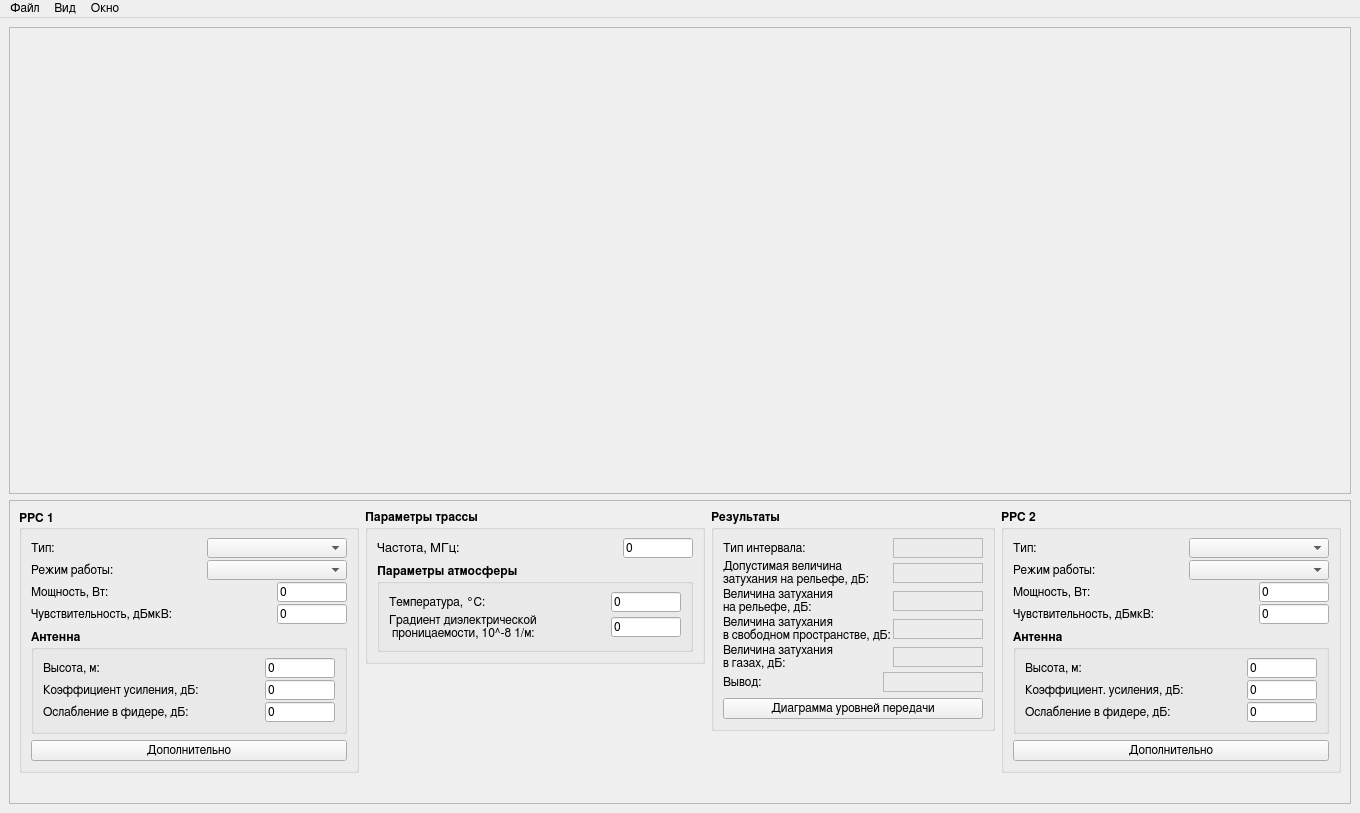
shadowk1337/build-area-profile, file src/nrrlsmainwindow.ui: the form before one commit.
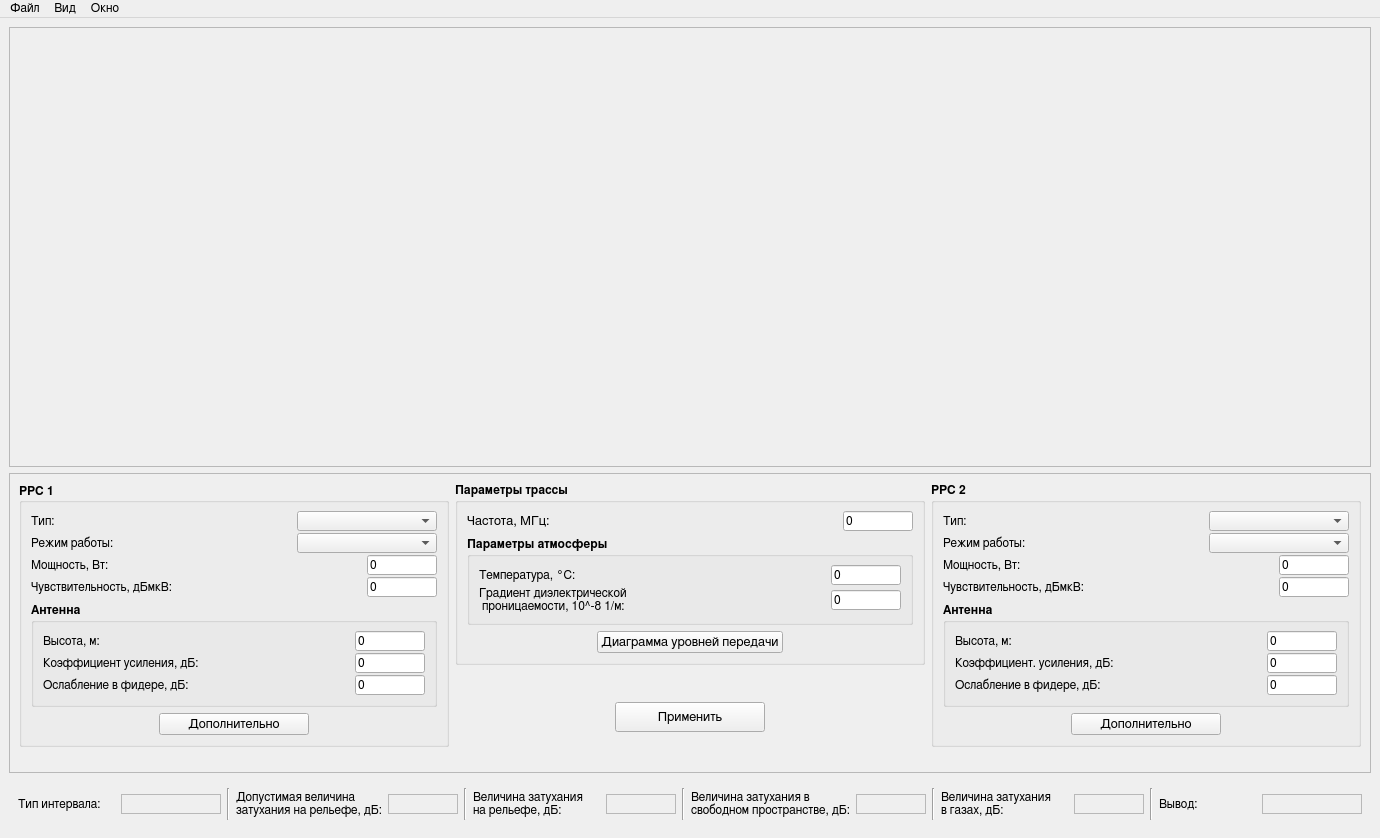
The form after the commit. Custom widgets are drawn as their Qt base class.

Diff of the .ui file:
```diff
--- a/src/nrrlsmainwindow.ui
+++ b/src/nrrlsmainwindow.ui
@@ -6,8 +6,8 @@
    <rect>
     <x>0</x>
     <y>0</y>
-    <width>1360</width>
-    <height>813</height>
+    <width>1380</width>
+    <height>824</height>
    </rect>
   </property>
   <property name="minimumSize">
@@ -44,7 +44,7 @@
       <property name="minimumSize">
        <size>
         <width>1342</width>
-        <height>441</height>
+        <height>440</height>
        </size>
       </property>
       <property name="frameShape">
@@ -87,13 +87,13 @@
       <property name="minimumSize">
        <size>
         <width>1342</width>
-        <height>304</height>
+        <height>300</height>
        </size>
       </property>
       <property name="maximumSize">
        <size>
         <width>16777215</width>
-        <height>304</height>
+        <height>300</height>
        </size>
       </property>
       <property name="frameShape">
@@ -109,8 +109,14 @@
        <number>1</number>
       </property>
       <layout class="QHBoxLayout" name="horizontalLayout_21">
-       <item alignment="Qt::AlignTop">
+       <item alignment="Qt::AlignLeft|Qt::AlignTop">
         <widget class="QGroupBox" name="groupBox_station1">
+         <property name="minimumSize">
+          <size>
+           <width>430</width>
+           <height>0</height>
+          </size>
+         </property>
          <property name="maximumSize">
           <size>
            <width>500</width>
@@ -563,12 +569,18 @@
             </layout>
            </widget>
           </item>
-          <item alignment="Qt::AlignBottom">
+          <item alignment="Qt::AlignHCenter|Qt::AlignBottom">
            <widget class="QPushButton" name="pushButton_addStation1">
+            <property name="minimumSize">
+             <size>
+              <width>150</width>
+              <height>0</height>
+             </size>
+            </property>
             <property name="font">
              <font>
               <family>FreeSans</family>
-              <pointsize>9</pointsize>
+              <pointsize>10</pointsize>
               <weight>50</weight>
               <bold>false</bold>
               <kerning>true</kerning>
@@ -577,17 +589,28 @@
             <property name="text">
              <string>Дополнительно</string>
             </property>
+            <property name="autoRepeat">
+             <bool>false</bool>
+            </property>
            </widget>
           </item>
          </layout>
         </widget>
        </item>
+       <item>
+        <layout class="QVBoxLayout" name="verticalLayout_5">
        <item alignment="Qt::AlignTop">
         <widget class="QGroupBox" name="groupBox_5">
+           <property name="minimumSize">
+            <size>
+             <width>430</width>
+             <height>0</height>
+            </size>
+           </property>
          <property name="maximumSize">
           <size>
            <width>500</width>
-           <height>166</height>
+             <height>200</height>
           </size>
          </property>
          <property name="font">
@@ -808,402 +831,12 @@
             </layout>
            </widget>
           </item>
-         </layout>
-        </widget>
-       </item>
-       <item alignment="Qt::AlignTop">
-        <widget class="QGroupBox" name="groupBox_6">
-         <property name="maximumSize">
-          <size>
-           <width>500</width>
-           <height>245</height>
-          </size>
-         </property>
-         <property name="font">
-          <font>
-           <family>FreeSans</family>
-           <pointsize>9</pointsize>
-           <weight>75</weight>
-           <bold>true</bold>
-           <kerning>true</kerning>
-          </font>
-         </property>
-         <property name="title">
-          <string>Результаты</string>
-         </property>
-         <layout class="QVBoxLayout" name="verticalLayout_5">
-          <item>
-           <layout class="QVBoxLayout" name="verticalLayout_data">
-            <property name="spacing">
-             <number>2</number>
-            </property>
-            <item>
-             <layout class="QHBoxLayout" name="horizontalLayout_7">
-              <item>
-               <widget class="QLabel" name="label_interval">
-                <property name="font">
-                 <font>
-                  <family>FreeSans</family>
-                  <pointsize>9</pointsize>
-                  <weight>50</weight>
-                  <bold>false</bold>
-                  <kerning>true</kerning>
-                 </font>
-                </property>
-                <property name="text">
-                 <string>Тип интервала: </string>
-                </property>
-               </widget>
-              </item>
-              <item>
-               <widget class="QLabel" name="label_intervalType">
-                <property name="sizePolicy">
-                 <sizepolicy hsizetype="Preferred" vsizetype="Fixed">
-                  <horstretch>0</horstretch>
-                  <verstretch>20</verstretch>
-                 </sizepolicy>
-                </property>
-                <property name="minimumSize">
-                 <size>
-                  <width>0</width>
-                  <height>20</height>
-                 </size>
-                </property>
-                <property name="maximumSize">
-                 <size>
-                  <width>90</width>
-                  <height>20</height>
-                 </size>
-                </property>
-                <property name="font">
-                 <font>
-                  <family>FreeSans</family>
-                  <pointsize>9</pointsize>
-                  <weight>50</weight>
-                  <bold>false</bold>
-                  <kerning>true</kerning>
-                 </font>
-                </property>
-                <property name="frameShape">
-                 <enum>QFrame::StyledPanel</enum>
-                </property>
-                <property name="frameShadow">
-                 <enum>QFrame::Sunken</enum>
-                </property>
-                <property name="text">
-                 <string/>
-                </property>
-                <property name="alignment">
-                 <set>Qt::AlignLeading|Qt::AlignLeft|Qt::AlignVCenter</set>
-                </property>
-               </widget>
-              </item>
-             </layout>
-            </item>
-            <item>
-             <layout class="QHBoxLayout" name="horizontalLayout_18">
-              <item>
-               <widget class="QLabel" name="label_atten">
-                <property name="font">
-                 <font>
-                  <family>FreeSans</family>
-                  <pointsize>9</pointsize>
-                  <weight>50</weight>
-                  <bold>false</bold>
-                  <kerning>true</kerning>
-                 </font>
-                </property>
-                <property name="text">
-                 <string>Допустимая величина
-затухания на рельефе, дБ:</string>
-                </property>
-                <property name="alignment">
-                 <set>Qt::AlignLeading|Qt::AlignLeft|Qt::AlignVCenter</set>
-                </property>
-               </widget>
-              </item>
-              <item>
-               <widget class="QLabel" name="label_attenValue">
-                <property name="minimumSize">
-                 <size>
-                  <width>0</width>
-                  <height>20</height>
-                 </size>
-                </property>
-                <property name="maximumSize">
-                 <size>
-                  <width>90</width>
-                  <height>20</height>
-                 </size>
-                </property>
-                <property name="font">
-                 <font>
-                  <family>FreeSans</family>
-                  <pointsize>9</pointsize>
-                  <weight>50</weight>
-                  <bold>false</bold>
-                  <kerning>true</kerning>
-                 </font>
-                </property>
-                <property name="frameShape">
-                 <enum>QFrame::StyledPanel</enum>
-                </property>
-                <property name="frameShadow">
-                 <enum>QFrame::Sunken</enum>
-                </property>
-                <property name="text">
-                 <string/>
-                </property>
-                <property name="alignment">
-                 <set>Qt::AlignLeading|Qt::AlignLeft|Qt::AlignVCenter</set>
-                </property>
-               </widget>
-              </item>
-             </layout>
-            </item>
-            <item>
-             <layout class="QHBoxLayout" name="horizontalLayout_19">
-              <item>
-               <widget class="QLabel" name="label_atten_2">
-                <property name="font">
-                 <font>
-                  <family>FreeSans</family>
-                  <pointsize>9</pointsize>
-                  <weight>50</weight>
-                  <bold>false</bold>
-                  <kerning>true</kerning>
-                 </font>
-                </property>
-                <property name="text">
-                 <string>Величина затухания 
-на рельефе, дБ:</string>
-                </property>
-                <property name="alignment">
-                 <set>Qt::AlignLeading|Qt::AlignLeft|Qt::AlignVCenter</set>
-                </property>
-               </widget>
-              </item>
-              <item>
-               <widget class="QLabel" name="label_attenValue_2">
-                <property name="minimumSize">
-                 <size>
-                  <width>0</width>
-                  <height>20</height>
-                 </size>
-                </property>
-                <property name="maximumSize">
-                 <size>
-                  <width>90</width>
-                  <height>20</height>
-                 </size>
-                </property>
-                <property name="font">
-                 <font>
-                  <family>FreeSans</family>
-                  <pointsize>9</pointsize>
-                  <weight>50</weight>
-                  <bold>false</bold>
-                  <kerning>true</kerning>
-                 </font>
-                </property>
-                <property name="frameShape">
-                 <enum>QFrame::StyledPanel</enum>
-                </property>
-                <property name="frameShadow">
-                 <enum>QFrame::Sunken</enum>
-                </property>
-                <property name="text">
-                 <string/>
-                </property>
-                <property name="alignment">
-                 <set>Qt::AlignLeading|Qt::AlignLeft|Qt::AlignVCenter</set>
-                </property>
-               </widget>
-              </item>
-             </layout>
-            </item>
-            <item>
-             <layout class="QHBoxLayout" name="horizontalLayout_8">
-              <item>
-               <widget class="QLabel" name="label_2">
-                <property name="font">
-                 <font>
-                  <family>FreeSans</family>
-                  <pointsize>9</pointsize>
-                  <weight>50</weight>
-                  <bold>false</bold>
-                  <kerning>true</kerning>
-                 </font>
-                </property>
-                <property name="text">
-                 <string>Величина затухания 
-в свободном пространстве, дБ:</string>
-                </property>
-               </widget>
-              </item>
-              <item>
-               <widget class="QLabel" name="label_attenValue_3">
-                <property name="minimumSize">
-                 <size>
-                  <width>90</width>
-                  <height>20</height>
-                 </size>
-                </property>
-                <property name="maximumSize">
-                 <size>
-                  <width>90</width>
-                  <height>20</height>
-                 </size>
-                </property>
-                <property name="font">
-                 <font>
-                  <family>FreeSans</family>
-                  <pointsize>9</pointsize>
-                  <weight>50</weight>
-                  <bold>false</bold>
-                  <kerning>true</kerning>
-                 </font>
-                </property>
-                <property name="frameShape">
-                 <enum>QFrame::StyledPanel</enum>
-                </property>
-                <property name="frameShadow">
-                 <enum>QFrame::Sunken</enum>
-                </property>
-                <property name="text">
-                 <string/>
-                </property>
-               </widget>
-              </item>
-             </layout>
-            </item>
-            <item>
-             <layout class="QHBoxLayout" name="horizontalLayout_20">
-              <item>
-               <widget class="QLabel" name="label_3">
-                <property name="font">
-                 <font>
-                  <family>FreeSans</family>
-                  <pointsize>9</pointsize>
-                  <weight>50</weight>
-                  <bold>false</bold>
-                  <kerning>true</kerning>
-                 </font>
-                </property>
-                <property name="text">
-                 <string>Величина затухания
-в газах, дБ:</string>
-                </property>
-               </widget>
-              </item>
-              <item>
-               <widget class="QLabel" name="label_attenValue_4">
-                <property name="minimumSize">
-                 <size>
-                  <width>90</width>
-                  <height>20</height>
-                 </size>
-                </property>
-                <property name="maximumSize">
-                 <size>
-                  <width>90</width>
-                  <height>20</height>
-                 </size>
-                </property>
-                <property name="font">
-                 <font>
-                  <family>FreeSans</family>
-                  <pointsize>9</pointsize>
-                  <weight>50</weight>
-                  <bold>false</bold>
-                  <kerning>true</kerning>
-                 </font>
-                </property>
-                <property name="frameShape">
-                 <enum>QFrame::StyledPanel</enum>
-                </property>
-                <property name="frameShadow">
-                 <enum>QFrame::Sunken</enum>
-                </property>
-                <property name="text">
-                 <string/>
-                </property>
-               </widget>
-              </item>
-             </layout>
-            </item>
-            <item>
-             <layout class="QHBoxLayout" name="horizontalLayout_9">
-              <item>
-               <widget class="QLabel" name="label_Conc">
-                <property name="font">
-                 <font>
-                  <family>FreeSans</family>
-                  <pointsize>9</pointsize>
-                  <weight>50</weight>
-                  <bold>false</bold>
-                  <kerning>true</kerning>
-                 </font>
-                </property>
-                <property name="text">
-                 <string>Вывод:</string>
-                </property>
-               </widget>
-              </item>
-              <item>
-               <widget class="QLabel" name="label_concValue">
-                <property name="sizePolicy">
-                 <sizepolicy hsizetype="Preferred" vsizetype="Fixed">
-                  <horstretch>0</horstretch>
-                  <verstretch>20</verstretch>
-                 </sizepolicy>
-                </property>
-                <property name="minimumSize">
-                 <size>
-                  <width>0</width>
-                  <height>20</height>
-                 </size>
-                </property>
-                <property name="maximumSize">
-                 <size>
-                  <width>100</width>
-                  <height>20</height>
-                 </size>
-                </property>
-                <property name="font">
-                 <font>
-                  <family>FreeSans</family>
-                  <pointsize>9</pointsize>
-                  <weight>75</weight>
-                  <italic>false</italic>
-                  <bold>true</bold>
-                  <kerning>true</kerning>
-                 </font>
-                </property>
-                <property name="frameShape">
-                 <enum>QFrame::StyledPanel</enum>
-                </property>
-                <property name="frameShadow">
-                 <enum>QFrame::Sunken</enum>
-                </property>
-                <property name="text">
-                 <string/>
-                </property>
-                <property name="alignment">
-                 <set>Qt::AlignLeading|Qt::AlignLeft|Qt::AlignVCenter</set>
-                </property>
-               </widget>
-              </item>
-             </layout>
-            </item>
-           </layout>
-          </item>
-          <item alignment="Qt::AlignBottom">
+            <item alignment="Qt::AlignHCenter">
            <widget class="QPushButton" name="pushButton_diagram">
             <property name="font">
              <font>
               <family>FreeSans</family>
-              <pointsize>9</pointsize>
+                <pointsize>10</pointsize>
               <weight>50</weight>
               <bold>false</bold>
               <kerning>true</kerning>
@@ -1217,8 +850,41 @@
          </layout>
         </widget>
        </item>
-       <item alignment="Qt::AlignTop">
+         <item alignment="Qt::AlignHCenter|Qt::AlignVCenter">
+          <widget class="QPushButton" name="pushButton_apply">
+           <property name="sizePolicy">
+            <sizepolicy hsizetype="Minimum" vsizetype="Fixed">
+             <horstretch>0</horstretch>
+             <verstretch>0</verstretch>
+            </sizepolicy>
+           </property>
+           <property name="minimumSize">
+            <size>
+             <width>150</width>
+             <height>30</height>
+            </size>
+           </property>
+           <property name="font">
+            <font>
+             <family>FreeSans</family>
+             <pointsize>10</pointsize>
+            </font>
+           </property>
+           <property name="text">
+            <string>Применить</string>
+           </property>
+          </widget>
+         </item>
+        </layout>
+       </item>
+       <item alignment="Qt::AlignRight|Qt::AlignTop">
         <widget class="QGroupBox" name="groupBox_station2">
+         <property name="minimumSize">
+          <size>
+           <width>430</width>
+           <height>0</height>
+          </size>
+         </property>
          <property name="maximumSize">
           <size>
            <width>500</width>
@@ -1642,12 +1308,18 @@
             </layout>
            </widget>
           </item>
-          <item alignment="Qt::AlignBottom">
+          <item alignment="Qt::AlignHCenter|Qt::AlignBottom">
            <widget class="QPushButton" name="pushButton_addStation2">
+            <property name="minimumSize">
+             <size>
+              <width>150</width>
+              <height>0</height>
+             </size>
+            </property>
             <property name="font">
              <font>
               <family>FreeSans</family>
-              <pointsize>9</pointsize>
+              <pointsize>10</pointsize>
               <weight>50</weight>
               <bold>false</bold>
               <kerning>true</kerning>
@@ -1664,6 +1336,442 @@
       </layout>
      </widget>
     </item>
+    <item>
+     <widget class="QFrame" name="frame_result">
+      <property name="minimumSize">
+       <size>
+        <width>0</width>
+        <height>50</height>
+       </size>
+      </property>
+      <property name="maximumSize">
+       <size>
+        <width>16777215</width>
+        <height>50</height>
+       </size>
+      </property>
+      <layout class="QHBoxLayout" name="horizontalLayout_22">
+       <item>
+        <layout class="QHBoxLayout" name="horizontalLayout_7">
+         <item>
+          <widget class="QLabel" name="label_interval">
+           <property name="font">
+            <font>
+             <family>FreeSans</family>
+             <pointsize>9</pointsize>
+             <weight>50</weight>
+             <bold>false</bold>
+             <kerning>true</kerning>
+            </font>
+           </property>
+           <property name="text">
+            <string>Тип интервала: </string>
+           </property>
+          </widget>
+         </item>
+         <item>
+          <widget class="QLabel" name="label_intervalType">
+           <property name="sizePolicy">
+            <sizepolicy hsizetype="Preferred" vsizetype="Fixed">
+             <horstretch>70</horstretch>
+             <verstretch>20</verstretch>
+            </sizepolicy>
+           </property>
+           <property name="minimumSize">
+            <size>
+             <width>100</width>
+             <height>20</height>
+            </size>
+           </property>
+           <property name="maximumSize">
+            <size>
+             <width>90</width>
+             <height>20</height>
+            </size>
+           </property>
+           <property name="font">
+            <font>
+             <family>FreeSans</family>
+             <pointsize>9</pointsize>
+             <weight>50</weight>
+             <bold>false</bold>
+             <kerning>true</kerning>
+            </font>
+           </property>
+           <property name="frameShape">
+            <enum>QFrame::StyledPanel</enum>
+           </property>
+           <property name="frameShadow">
+            <enum>QFrame::Sunken</enum>
+           </property>
+           <property name="text">
+            <string/>
+           </property>
+           <property name="alignment">
+            <set>Qt::AlignLeading|Qt::AlignLeft|Qt::AlignVCenter</set>
+           </property>
+          </widget>
+         </item>
+        </layout>
+       </item>
+       <item>
+        <widget class="Line" name="line">
+         <property name="orientation">
+          <enum>Qt::Vertical</enum>
+         </property>
+        </widget>
+       </item>
+       <item>
+        <layout class="QHBoxLayout" name="horizontalLayout_18">
+         <item>
+          <widget class="QLabel" name="label_atten">
+           <property name="font">
+            <font>
+             <family>FreeSans</family>
+             <pointsize>9</pointsize>
+             <weight>50</weight>
+             <bold>false</bold>
+             <kerning>true</kerning>
+            </font>
+           </property>
+           <property name="text">
+            <string>Допустимая величина
+затухания на рельефе, дБ:</string>
+           </property>
+           <property name="alignment">
+            <set>Qt::AlignLeading|Qt::AlignLeft|Qt::AlignVCenter</set>
+           </property>
+          </widget>
+         </item>
+         <item>
+          <widget class="QLabel" name="label_attenValue">
+           <property name="sizePolicy">
+            <sizepolicy hsizetype="Preferred" vsizetype="Preferred">
+             <horstretch>70</horstretch>
+             <verstretch>0</verstretch>
+            </sizepolicy>
+           </property>
+           <property name="minimumSize">
+            <size>
+             <width>70</width>
+             <height>20</height>
+            </size>
+           </property>
+           <property name="maximumSize">
+            <size>
+             <width>70</width>
+             <height>20</height>
+            </size>
+           </property>
+           <property name="font">
+            <font>
+             <family>FreeSans</family>
+             <pointsize>9</pointsize>
+             <weight>50</weight>
+             <bold>false</bold>
+             <kerning>true</kerning>
+            </font>
+           </property>
+           <property name="frameShape">
+            <enum>QFrame::StyledPanel</enum>
+           </property>
+           <property name="frameShadow">
+            <enum>QFrame::Sunken</enum>
+           </property>
+           <property name="text">
+            <string/>
+           </property>
+           <property name="alignment">
+            <set>Qt::AlignLeading|Qt::AlignLeft|Qt::AlignVCenter</set>
+           </property>
+          </widget>
+         </item>
+        </layout>
+       </item>
+       <item>
+        <widget class="Line" name="line_2">
+         <property name="orientation">
+          <enum>Qt::Vertical</enum>
+         </property>
+        </widget>
+       </item>
+       <item>
+        <layout class="QHBoxLayout" name="horizontalLayout_19">
+         <item>
+          <widget class="QLabel" name="label_atten_2">
+           <property name="font">
+            <font>
+             <family>FreeSans</family>
+             <pointsize>9</pointsize>
+             <weight>50</weight>
+             <bold>false</bold>
+             <kerning>true</kerning>
+            </font>
+           </property>
+           <property name="text">
+            <string>Величина затухания 
+на рельефе, дБ:</string>
+           </property>
+           <property name="alignment">
+            <set>Qt::AlignLeading|Qt::AlignLeft|Qt::AlignVCenter</set>
+           </property>
+          </widget>
+         </item>
+         <item>
+          <widget class="QLabel" name="label_attenValue_2">
+           <property name="sizePolicy">
+            <sizepolicy hsizetype="Preferred" vsizetype="Preferred">
+             <horstretch>70</horstretch>
+             <verstretch>0</verstretch>
+            </sizepolicy>
+           </property>
+           <property name="minimumSize">
+            <size>
+             <width>70</width>
+             <height>20</height>
+            </size>
+           </property>
+           <property name="maximumSize">
+            <size>
+             <width>70</width>
+             <height>20</height>
+            </size>
+           </property>
+           <property name="font">
+            <font>
+             <family>FreeSans</family>
+             <pointsize>9</pointsize>
+             <weight>50</weight>
+             <bold>false</bold>
+             <kerning>true</kerning>
+            </font>
+           </property>
+           <property name="frameShape">
+            <enum>QFrame::StyledPanel</enum>
+           </property>
+           <property name="frameShadow">
+            <enum>QFrame::Sunken</enum>
+           </property>
+           <property name="text">
+            <string/>
+           </property>
+           <property name="alignment">
+            <set>Qt::AlignLeading|Qt::AlignLeft|Qt::AlignVCenter</set>
+           </property>
+          </widget>
+         </item>
+        </layout>
+       </item>
+       <item>
+        <widget class="Line" name="line_3">
+         <property name="orientation">
+          <enum>Qt::Vertical</enum>
+         </property>
+        </widget>
+       </item>
+       <item>
+        <layout class="QHBoxLayout" name="horizontalLayout_8">
+         <item>
+          <widget class="QLabel" name="label_2">
+           <property name="font">
+            <font>
+             <family>FreeSans</family>
+             <pointsize>9</pointsize>
+             <weight>50</weight>
+             <bold>false</bold>
+             <kerning>true</kerning>
+            </font>
+           </property>
+           <property name="text">
+            <string>Величина затухания в
+свободном пространстве, дБ:</string>
+           </property>
+          </widget>
+         </item>
+         <item>
+          <widget class="QLabel" name="label_attenValue_3">
+           <property name="sizePolicy">
+            <sizepolicy hsizetype="Preferred" vsizetype="Preferred">
+             <horstretch>70</horstretch>
+             <verstretch>0</verstretch>
+            </sizepolicy>
+           </property>
+           <property name="minimumSize">
+            <size>
+             <width>70</width>
+             <height>20</height>
+            </size>
+           </property>
+           <property name="maximumSize">
+            <size>
+             <width>70</width>
+             <height>20</height>
+            </size>
+           </property>
+           <property name="font">
+            <font>
+             <family>FreeSans</family>
+             <pointsize>9</pointsize>
+             <weight>50</weight>
+             <bold>false</bold>
+             <kerning>true</kerning>
+            </font>
+           </property>
+           <property name="frameShape">
+            <enum>QFrame::StyledPanel</enum>
+           </property>
+           <property name="frameShadow">
+            <enum>QFrame::Sunken</enum>
+           </property>
+           <property name="text">
+            <string/>
+           </property>
+          </widget>
+         </item>
+        </layout>
+       </item>
+       <item>
+        <widget class="Line" name="line_4">
+         <property name="orientation">
+          <enum>Qt::Vertical</enum>
+         </property>
+        </widget>
+       </item>
+       <item>
+        <layout class="QHBoxLayout" name="horizontalLayout_20">
+         <item>
+          <widget class="QLabel" name="label_3">
+           <property name="font">
+            <font>
+             <family>FreeSans</family>
+             <pointsize>9</pointsize>
+             <weight>50</weight>
+             <bold>false</bold>
+             <kerning>true</kerning>
+            </font>
+           </property>
+           <property name="text">
+            <string>Величина затухания
+в газах, дБ:</string>
+           </property>
+          </widget>
+         </item>
+         <item>
+          <widget class="QLabel" name="label_attenValue_4">
+           <property name="sizePolicy">
+            <sizepolicy hsizetype="Preferred" vsizetype="Preferred">
+             <horstretch>70</horstretch>
+             <verstretch>0</verstretch>
+            </sizepolicy>
+           </property>
+           <property name="minimumSize">
+            <size>
+             <width>70</width>
+             <height>20</height>
+            </size>
+           </property>
+           <property name="maximumSize">
+            <size>
+             <width>70</width>
+             <height>20</height>
+            </size>
+           </property>
+           <property name="font">
+            <font>
+             <family>FreeSans</family>
+             <pointsize>9</pointsize>
+             <weight>50</weight>
+             <bold>false</bold>
+             <kerning>true</kerning>
+            </font>
+           </property>
+           <property name="frameShape">
+            <enum>QFrame::StyledPanel</enum>
+           </property>
+           <property name="frameShadow">
+            <enum>QFrame::Sunken</enum>
+           </property>
+           <property name="text">
+            <string/>
+           </property>
+          </widget>
+         </item>
+        </layout>
+       </item>
+       <item>
+        <widget class="Line" name="line_5">
+         <property name="orientation">
+          <enum>Qt::Vertical</enum>
+         </property>
+        </widget>
+       </item>
+       <item>
+        <layout class="QHBoxLayout" name="horizontalLayout_9">
+         <item>
+          <widget class="QLabel" name="label_Conc">
+           <property name="font">
+            <font>
+             <family>FreeSans</family>
+             <pointsize>9</pointsize>
+             <weight>50</weight>
+             <bold>false</bold>
+             <kerning>true</kerning>
+            </font>
+           </property>
+           <property name="text">
+            <string>Вывод:</string>
+           </property>
+          </widget>
+         </item>
+         <item>
+          <widget class="QLabel" name="label_concValue">
+           <property name="sizePolicy">
+            <sizepolicy hsizetype="Preferred" vsizetype="Fixed">
+             <horstretch>100</horstretch>
+             <verstretch>20</verstretch>
+            </sizepolicy>
+           </property>
+           <property name="minimumSize">
+            <size>
+             <width>100</width>
+             <height>20</height>
+            </size>
+           </property>
+           <property name="maximumSize">
+            <size>
+             <width>90</width>
+             <height>20</height>
+            </size>
+           </property>
+           <property name="font">
+            <font>
+             <family>FreeSans</family>
+             <pointsize>9</pointsize>
+             <weight>75</weight>
+             <italic>false</italic>
+             <bold>true</bold>
+             <kerning>true</kerning>
+            </font>
+           </property>
+           <property name="frameShape">
+            <enum>QFrame::StyledPanel</enum>
+           </property>
+           <property name="frameShadow">
+            <enum>QFrame::Sunken</enum>
+           </property>
+           <property name="text">
+            <string/>
+           </property>
+           <property name="alignment">
+            <set>Qt::AlignLeading|Qt::AlignLeft|Qt::AlignVCenter</set>
+           </property>
+          </widget>
+         </item>
+        </layout>
+       </item>
+      </layout>
+     </widget>
+    </item>
    </layout>
   </widget>
   <widget class="QMenuBar" name="menuBar">
@@ -1671,7 +1779,7 @@
     <rect>
      <x>0</x>
      <y>0</y>
-     <width>1360</width>
+     <width>1380</width>
      <height>22</height>
     </rect>
    </property>
```
Left out of the diff: 23 changed lines with no effect on the pictures. Lines whose indentation alone changed are shown as unchanged.
